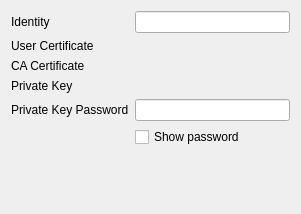
Above: libs/ui/security/security_tls.ui from netrunner-debian-kde-extras/networkmanagement before the change. Below: the same form after it.
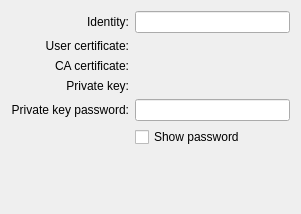
That is the form after the change. Custom widgets are drawn as their Qt base class.

Patch:
```diff
--- a/libs/ui/security/security_tls.ui
+++ b/libs/ui/security/security_tls.ui
@@ -11,52 +11,67 @@
   </property>
   <layout class="QVBoxLayout" name="verticalLayout" >
    <item>
-    <layout class="QGridLayout" name="gridLayout" >
-     <item row="0" column="0" >
-      <widget class="QLabel" name="label" >
-       <property name="text" >
-        <string>Identity</string>
+    <layout class="QGridLayout" name="gridLayout">
+     <item row="0" column="0">
+      <widget class="QLabel" name="label">
+       <property name="text">
+        <string>Identity:</string>
        </property>
+       <property name="alignment">
+        <set>Qt::AlignRight|Qt::AlignTrailing|Qt::AlignVCenter</set>
+       </property>
       </widget>
      </item>
      <item row="0" column="1" >
       <widget class="KLineEdit" name="identity" />
      </item>
-     <item row="1" column="0" >
-      <widget class="QLabel" name="label_2" >
-       <property name="text" >
-        <string>User Certificate</string>
+     <item row="1" column="0">
+      <widget class="QLabel" name="label_2">
+       <property name="text">
+        <string>User certificate:</string>
        </property>
+       <property name="alignment">
+        <set>Qt::AlignRight|Qt::AlignTrailing|Qt::AlignVCenter</set>
+       </property>
       </widget>
      </item>
      <item row="1" column="1" >
       <widget class="KUrlRequester" name="kcfg_clientcert" />
      </item>
-     <item row="2" column="0" >
-      <widget class="QLabel" name="label_3" >
-       <property name="text" >
-        <string>CA Certificate</string>
+     <item row="2" column="0">
+      <widget class="QLabel" name="label_3">
+       <property name="text">
+        <string>CA certificate:</string>
        </property>
+       <property name="alignment">
+        <set>Qt::AlignRight|Qt::AlignTrailing|Qt::AlignVCenter</set>
+       </property>
       </widget>
      </item>
      <item row="2" column="1" >
       <widget class="KUrlRequester" name="kcfg_cacert" />
      </item>
-     <item row="3" column="0" >
-      <widget class="QLabel" name="label_4" >
-       <property name="text" >
-        <string>Private Key</string>
+     <item row="3" column="0">
+      <widget class="QLabel" name="label_4">
+       <property name="text">
+        <string>Private key:</string>
        </property>
+       <property name="alignment">
+        <set>Qt::AlignRight|Qt::AlignTrailing|Qt::AlignVCenter</set>
+       </property>
       </widget>
      </item>
      <item row="3" column="1" >
       <widget class="KUrlRequester" name="kcfg_privatekey" />
      </item>
-     <item row="4" column="0" >
-      <widget class="QLabel" name="label_5" >
-       <property name="text" >
-        <string>Private Key Password</string>
+     <item row="4" column="0">
+      <widget class="QLabel" name="label_5">
+       <property name="text">
+        <string>Private key password:</string>
        </property>
+       <property name="alignment">
+        <set>Qt::AlignRight|Qt::AlignTrailing|Qt::AlignVCenter</set>
+       </property>
       </widget>
      </item>
      <item row="4" column="1" >
@@ -87,16 +102,16 @@
   </layout>
  </widget>
  <customwidgets>
-  <customwidget>
-   <class>KLineEdit</class>
-   <extends>QLineEdit</extends>
-   <header>klineedit.h</header>
-  </customwidget>
   <customwidget>
    <class>KUrlRequester</class>
    <extends>QFrame</extends>
    <header>kurlrequester.h</header>
   </customwidget>
+  <customwidget>
+   <class>KLineEdit</class>
+   <extends>QLineEdit</extends>
+   <header>klineedit.h</header>
+  </customwidget>
  </customwidgets>
  <resources/>
  <connections/>
```
Left out of the diff: 41 changed lines with no effect on the pictures.
